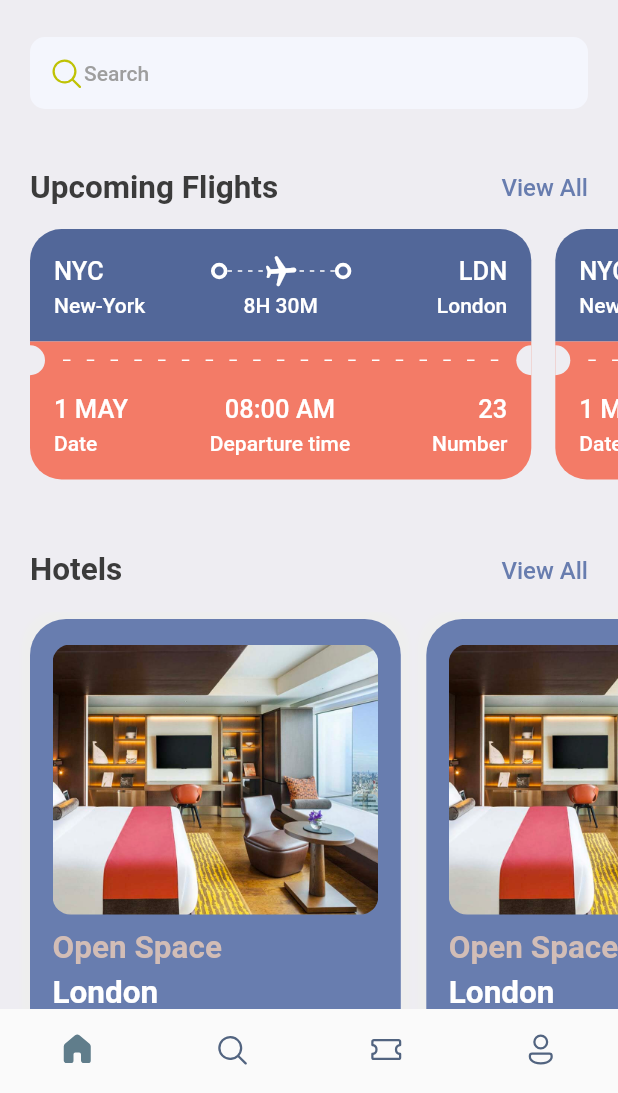
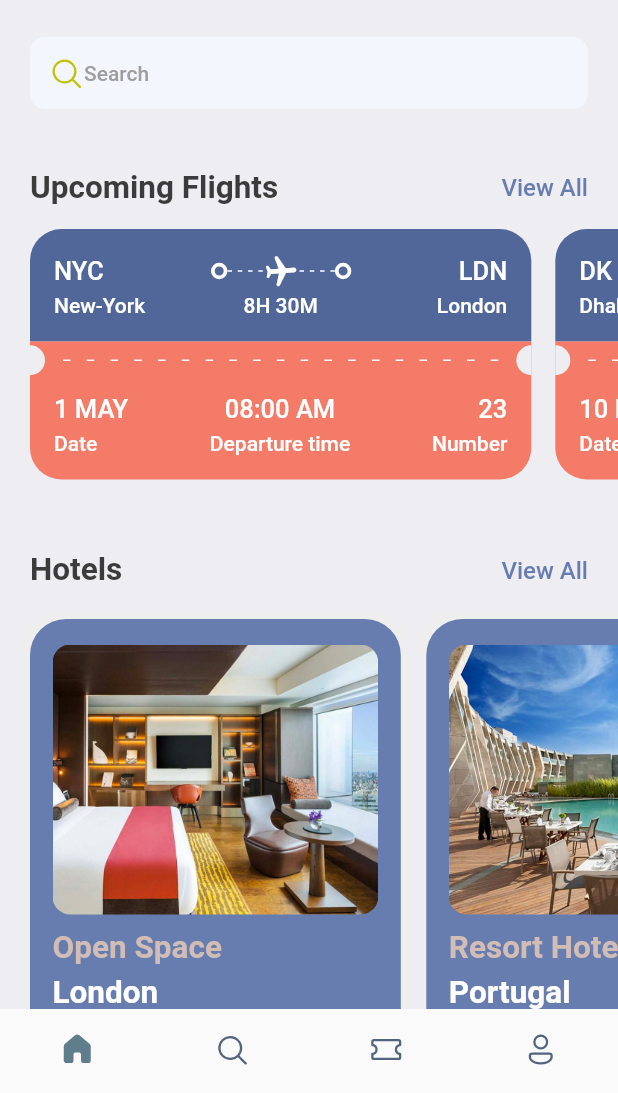
Before and after one commit to ItsMeSteve88/book_tickets_app, a Flutter app: the screen it shows after launch, on a phone screen of 412 x 824 dp, the part 143-1236 px from its top. Run offline on Flutter 3.47's test engine with Material 2 defaults, Android fonts, the phone set to English and light mode, and no system bars; our stand-ins replace fluentui_icons, gap, get.

Commit message:
book_tickets_app

```diff
--- /dev/null
+++ b/lib/controllers/app_info_list.dart
@@ -0,0 +1,51 @@
+List<Map<String, dynamic>> hotelList = [
+  {
+    'image': 'one.png',
+    'place': 'Open Space',
+    'destination': 'London',
+    'price': 25
+  },
+  {
+    'image': 'two.png',
+    'place': 'Resort Hotel',
+    'destination': 'Portugal',
+    'price': 42
+  },
+  {
+    'image': 'three.png',
+    'place': 'Tallest Building',
+    'destination': 'Dubai',
+    'price': 69
+  },
+];
+
+List<Map<String, dynamic>> ticketList = [
+  {
+    'from': {
+      'code':"NYC",
+      'name':"New-York"
+    },
+    'to': {
+      'code':"LDN",
+      'name':"London"
+    },
+    'flying_time': '8H 30M',
+    'date': "1 MAY",
+    'departure_time':"08:00 AM",
+    "number":23
+  },
+  {
+    'from': {
+      'code':"DK",
+      'name':"Dhaka"
+    },
+    'to': {
+      'code':"SH",
+      'name':"Shanghai"
+    },
+    'flying_time': '4H 20M',
+    'date': "10 MAY",
+    'departure_time':"09:00 AM",
+    "number":45
+  },
+];
--- a/lib/controllers/constants.dart
+++ b/lib/controllers/constants.dart
@@ -1,4 +1,5 @@
 import 'package:flutter/material.dart';
+import 'package:get/get.dart';
 
 Color primary = const Color(0xFF687daf);
 
@@ -21,8 +22,27 @@ class Styles {
       fontSize: 14, color: Colors.grey.shade500, fontWeight: FontWeight.w500);
 }
 
+// dynamic screen heights
+
 class AppLayout {
   static getSize(BuildContext context) {
     return MediaQuery.of(context).size;
   }
+
+  static getScreenHeight() {
+    return Get.height;
+  }
+
+  static getScreenWidth() {
+    return Get.width;
+  }
+
+  static getHeight(double pixels) {
+    double x = getScreenHeight() / pixels;
+    return getScreenHeight() / x;
+  }
+  static getWidth(double pixels) {
+    double x = getScreenWidth()() / pixels;
+    return getScreenWidth() / x;
+  }
 }
--- a/lib/screens/home_screen.dart
+++ b/lib/screens/home_screen.dart
@@ -1,3 +1,4 @@
+import 'package:book_tickets_app/controllers/app_info_list.dart';
 import 'package:book_tickets_app/controllers/constants.dart';
 import 'package:book_tickets_app/screens/hotel_screen.dart';
 import 'package:book_tickets_app/screens/ticket_view.dart';
@@ -109,10 +110,7 @@ class HomeScreen extends StatelessWidget {
             scrollDirection: Axis.horizontal,
             padding: const EdgeInsets.only(left: 20),
             child: Row(
-              children: const [
-                TicketView(),
-                TicketView(),
-              ],
+              children: ticketList.map((singleTicket) => TicketView(ticket: singleTicket)).toList(),
             ),
           ),
 
@@ -150,12 +148,7 @@ class HomeScreen extends StatelessWidget {
             scrollDirection: Axis.horizontal,
             padding: const EdgeInsets.only(left: 20),
             child: Row(
-              children: const [
-                HotelScreen(),
-                HotelScreen(),
-                HotelScreen(),
-                HotelScreen(),
-              ],
+              children: hotelList.map((singleHotel) => HotelScreen(hotel: singleHotel)).toList(),
             ),
           ),
         ],
--- a/lib/screens/hotel_screen.dart
+++ b/lib/screens/hotel_screen.dart
@@ -4,10 +4,12 @@ import 'package:gap/gap.dart';
 import '../controllers/constants.dart';
 
 class HotelScreen extends StatelessWidget {
-  const HotelScreen({Key? key}) : super(key: key);
+  final Map<String, dynamic> hotel;
+  const HotelScreen({Key? key, required this.hotel}) : super(key: key);
 
   @override
   Widget build(BuildContext context) {
+    //debugPrint('Hotel price is ${hotel['price']}');
     final size = AppLayout.getSize(context);
     return Container(
       width: size.width * 0.6,
@@ -42,25 +44,25 @@ class HotelScreen extends StatelessWidget {
             decoration: BoxDecoration(
               borderRadius: BorderRadius.circular(12),
               color: Styles.primaryColor,
-              image: const DecorationImage(
+              image: DecorationImage(
                 fit: BoxFit.cover,
-                image: AssetImage('lib/images/one.png'),
+                image: AssetImage('lib/images/${hotel['image']}'),
               ),
             ),
           ),
           const Gap(10),
           Text(
-            'Open Space',
+            hotel['place'],
             style: Styles.headLineStyle2.copyWith(color: Styles.khakiColor),
           ),
           const Gap(5),
           Text(
-            'London',
+            hotel['destination'],
             style: Styles.headLineStyle2.copyWith(color: Colors.white),
           ),
           const Gap(8),
           Text(
-            '£40/night',
+            '£${hotel['price']}/night',
             style: Styles.headLineStyle2.copyWith(color: Styles.khakiColor),
           ),
         ],
--- a/lib/screens/ticket_view.dart
+++ b/lib/screens/ticket_view.dart
@@ -4,7 +4,8 @@ import 'package:flutter/material.dart';
 import 'package:gap/gap.dart';
 
 class TicketView extends StatelessWidget {
-  const TicketView({Key? key}) : super(key: key);
+  final Map<String, dynamic> ticket;
+  const TicketView({Key? key, required this.ticket}) : super(key: key);
 
   @override
   Widget build(BuildContext context) {
@@ -14,26 +15,26 @@ class TicketView extends StatelessWidget {
 
     return SizedBox(
       width: size.width * 0.85,
-      height: 200,
+      height: AppLayout.getHeight(200),
       child: Container(
-        margin: const EdgeInsets.only(right: 16),
+        margin: EdgeInsets.only(right: AppLayout.getHeight(16)),
         child: Column(
           children: [
             Container(
               decoration: BoxDecoration(
                 color: Styles.blueColor,
-                borderRadius: const BorderRadius.only(
-                  topLeft: Radius.circular(21),
-                  topRight: Radius.circular(21),
+                borderRadius: BorderRadius.only(
+                  topLeft: Radius.circular(AppLayout.getHeight(21)),
+                  topRight: Radius.circular(AppLayout.getHeight(21)),
                 ),
               ),
-              padding: const EdgeInsets.all(16),
+              padding: EdgeInsets.all(AppLayout.getHeight(16)),
               child: Column(
                 children: [
                   Row(
                     children: [
                       Text(
-                        'NYC',
+                        ticket['from']['code'],
                         style: Styles.headLineStyle3.copyWith(
                           color: Colors.white,
                         ),
@@ -47,7 +48,7 @@ class TicketView extends StatelessWidget {
                         child: Stack(
                           children: [
                             SizedBox(
-                              height: 24,
+                              height: AppLayout.getHeight(24),
                               child: LayoutBuilder(
                                 builder: (BuildContext context,
                                     BoxConstraints constraints) {
@@ -89,7 +90,7 @@ class TicketView extends StatelessWidget {
                       const ThickContainer(),
                       Expanded(child: Container()),
                       Text(
-                        'LDN',
+                        ticket['to']['code'],
                         style: Styles.headLineStyle3.copyWith(
                           color: Colors.white,
                         ),
@@ -106,14 +107,14 @@ class TicketView extends StatelessWidget {
                       SizedBox(
                         width: 100,
                         child: Text(
-                          'New-York',
+                          ticket['from']['name'],
                           style: Styles.headLineStyle4.copyWith(
                             color: Colors.white,
                           ),
                         ),
                       ),
                       Text(
-                        '8H 30M',
+                        ticket['flying_time'].toString(),
                         style: Styles.headLineStyle4.copyWith(
                           color: Colors.white,
                         ),
@@ -121,7 +122,7 @@ class TicketView extends StatelessWidget {
                       SizedBox(
                         width: 100,
                         child: Text(
-                          'London',
+                          ticket['to']['name'],
                           textAlign: TextAlign.end,
                           style: Styles.headLineStyle4.copyWith(
                             color: Colors.white,
@@ -217,7 +218,7 @@ class TicketView extends StatelessWidget {
                         crossAxisAlignment: CrossAxisAlignment.start,
                         children: [
                           Text(
-                            '1 MAY',
+                            ticket['date'],
                             style: Styles.headLineStyle3.copyWith(
                               color: Colors.white,
                             ),
@@ -235,7 +236,7 @@ class TicketView extends StatelessWidget {
                         crossAxisAlignment: CrossAxisAlignment.center,
                         children: [
                           Text(
-                            '08:00 AM',
+                            ticket['departure_time'],
                             style: Styles.headLineStyle3.copyWith(
                               color: Colors.white,
                             ),
@@ -257,7 +258,7 @@ class TicketView extends StatelessWidget {
                                 crossAxisAlignment: CrossAxisAlignment.end,
                                 children: [
                                   Text(
-                                    '23',
+                                    ticket['number'].toString(),
                                     style: Styles.headLineStyle3.copyWith(
                                       color: Colors.white,
                                     ),
--- a/pubspec.yaml
+++ b/pubspec.yaml
@@ -36,6 +36,7 @@ dependencies:
   cupertino_icons: ^1.0.2
   fluentui_icons: ^1.0.0
   gap: ^2.0.0
+  get: ^4.6.5
 
 dev_dependencies:
   flutter_test:
```
Also changed, not shown: pubspec.lock.
